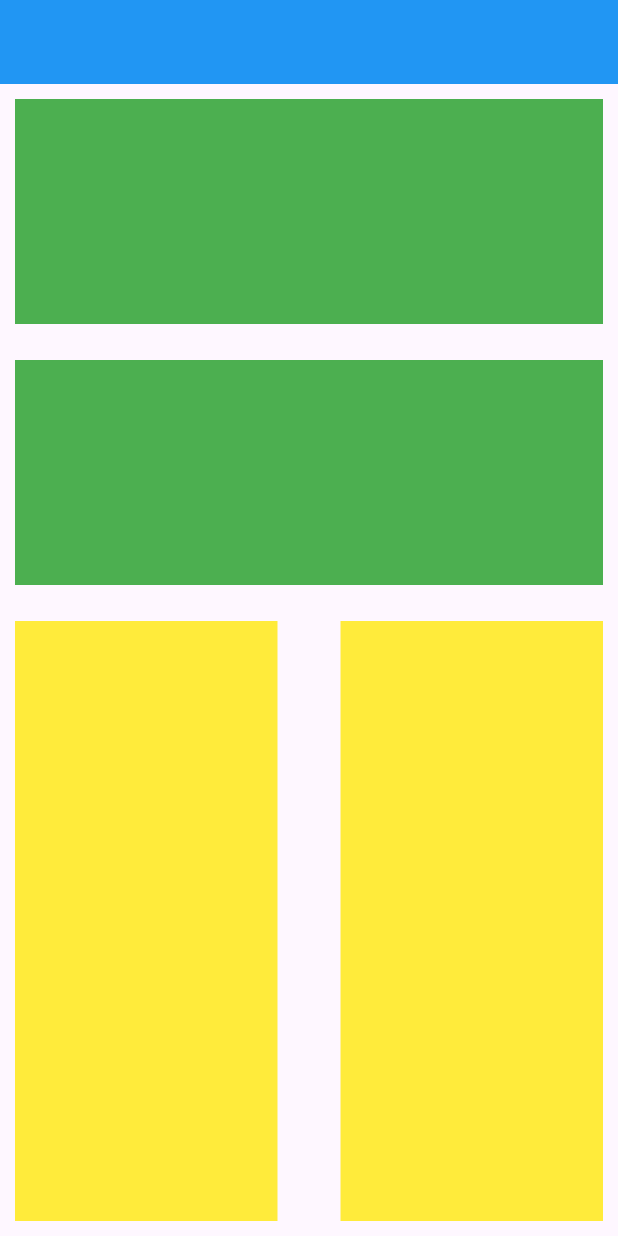
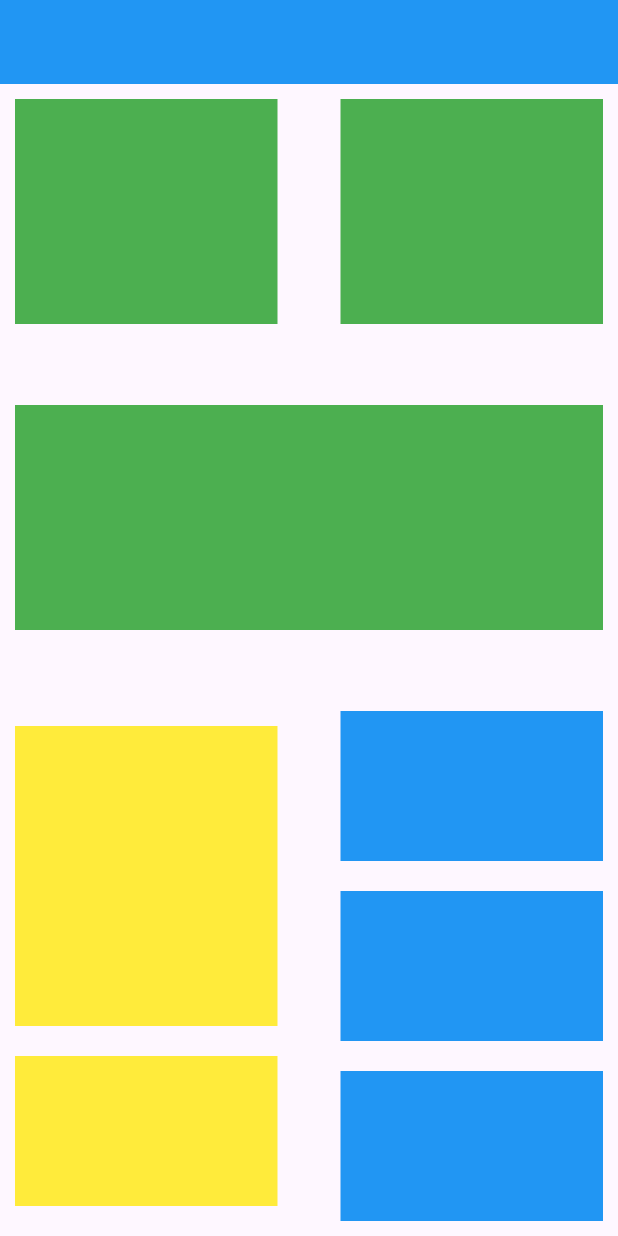
Before and after one commit to DP-Flutter-course/layout-app, a Flutter app: the screen it shows after launch, on a phone screen of 412 x 824 dp. Run offline on Flutter 3.47's test engine with Material 3 defaults, Android fonts, the phone set to English and light mode, and no system bars.

Commit message:
advanced layout

```diff
--- a/layout_app/lib/main.dart
+++ b/layout_app/lib/main.dart
@@ -21,30 +21,76 @@ class MyApp extends StatelessWidget {
           child: Column(
             mainAxisAlignment: MainAxisAlignment.spaceBetween,
             children: [
+              Row(
+                mainAxisAlignment: MainAxisAlignment.spaceBetween,
+                children: [
                   Container(
+                    color: Colors.green,
+                    height: 150,
+                    width: 175,
+                  ),
+                  Container(
+                    color: Colors.green,
+                    height: 150,
+                    width: 175,
+                  ),
+                ],
+              ),
+
+              Container(
+                    color: Colors.green,
                     height: 150,
                     width: double.infinity,
-                color: Colors.green,
-              ),
-              Container(
-                height: 150,
-                width: double.infinity,
-                color: Colors.green,
               ),
 
               Row(
                 mainAxisAlignment: MainAxisAlignment.spaceBetween,
                 children: [
+                  Column(
+                    mainAxisAlignment: MainAxisAlignment.spaceBetween,
+                    children: [
                       Container(
+                            color: Colors.yellow,
+                            height: 200,
                             width: 175,
-                    height: 400,
-                    color: Colors.yellow,
+                      ),
+                      SizedBox(
+                        height: 20,
                       ),
                       Container(
+                            color: Colors.yellow,
+                            height: 100,
                             width: 175,
-                    height: 400,
-                    color: Colors.yellow,
-                  )
+                      ),
+                    ],
+                  ),
+                  Column(
+                    mainAxisAlignment: MainAxisAlignment.spaceBetween,
+                    children: [
+                      Container(
+                            color: Colors.blue,
+                            height: 100,
+                            width: 175,
+                      ),
+                      SizedBox(
+                        height: 20,
+                      ),
+                      Container(
+                            color: Colors.blue,
+                            height: 100,
+                            width: 175,
+                      ),
+                      SizedBox(
+                        height: 20,
+                      ),
+                      Container(
+                            color: Colors.blue,
+                            height: 100,
+                            width: 175,
+                      ),
+
+                    ],
+                  ),
                 ],
               )
             ],
```
Lines whose indentation alone changed are shown as unchanged.
